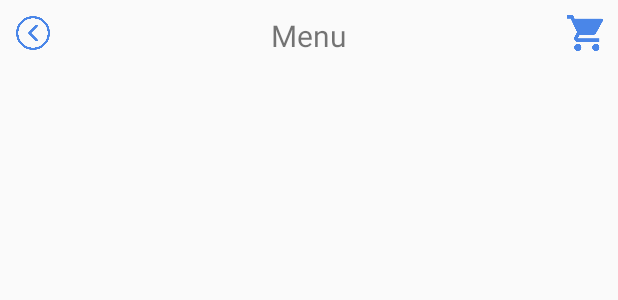
After one commit to AdmiralSultanoHarli/Food_Delivery_Project_New, an Android app: the layout activity_menu_screen.xml on its own in the app's theme, with its tools: preview values and no code run, on a phone screen of 412 x 824 dp. The commit adds this screen. Shown: the top 300 px of the screen. Run offline under Robolectric (Android 15) with nearby library versions, the phone set to English and light mode, and no system bars.

Commit message:
Seventh Commit(Adding some stuff)

```diff
--- a/app/src/main/AndroidManifest.xml
+++ b/app/src/main/AndroidManifest.xml
@@ -10,8 +10,9 @@
         android:roundIcon="@mipmap/ic_launcher_round"
         android:supportsRtl="true"
         android:theme="@style/AppTheme">
-        <activity android:name=".Activities.ViewPager.MainActivity"></activity>
-        <activity android:name=".Activities.Activity.MenuDetailsScreenActivity"></activity>
+        <activity android:name=".Activities.Activity.MenuScreenActivity"></activity>
+        <activity android:name=".Activities.ViewPager.TestingActivity" />
+        <activity android:name=".Activities.Activity.MenuDetailsScreenActivity" />
         <activity
             android:name=".Activities.Activity.HomeScreenActivity"
             android:label="@string/title_activity_home_screen"
--- a/app/src/main/java/com/example/fooddeliveryproject/Activities/HomeScreenItem/DataFood.java
+++ b/app/src/main/java/com/example/fooddeliveryproject/Activities/HomeScreenItem/DataFood.java
@@ -6,6 +6,7 @@ public class DataFood {
     int img;
 
     public DataFood() {
+
 
     }
 
--- /dev/null
+++ b/app/src/main/res/layout/activity_menu_screen.xml
@@ -0,0 +1,54 @@
+<?xml version="1.0" encoding="utf-8"?>
+<RelativeLayout xmlns:android="http://schemas.android.com/apk/res/android"
+    xmlns:app="http://schemas.android.com/apk/res-auto"
+    xmlns:tools="http://schemas.android.com/tools"
+    android:layout_width="match_parent"
+    android:layout_height="match_parent"
+    tools:context=".Activities.Activity.MenuScreenActivity">
+
+    <RelativeLayout
+        android:id="@+id/menu1"
+        android:layout_width="match_parent"
+        android:layout_height="50dp">
+
+        <ImageView
+            android:layout_width="24dp"
+            android:layout_height="24dp"
+            android:src="@drawable/iconback"
+            android:layout_alignParentLeft="true"
+            android:layout_marginLeft="10dp"
+            android:layout_marginTop="10dp"
+            />
+
+        <TextView
+            android:layout_width="wrap_content"
+            android:layout_height="wrap_content"
+            android:layout_centerInParent="true"
+            android:gravity="center"
+            android:layout_alignParentTop="true"
+            android:layout_marginTop="10dp"
+            android:text="Menu"
+            android:textSize="20sp"
+            />
+
+        <ImageView
+            android:layout_width="24dp"
+            android:layout_height="24dp"
+            android:layout_alignParentRight="true"
+            android:layout_marginRight="10dp"
+            android:layout_marginTop="10dp"
+            android:src="@drawable/iconshop"/>
+
+    </RelativeLayout>
+
+    <RelativeLayout
+        android:layout_width="match_parent"
+        android:layout_height="match_parent"
+        android:layout_below="@+id/menu1">
+
+
+    </RelativeLayout>
+
+
+
+</RelativeLayout>
--- a/app/src/main/res/layout/activity_main.xml
+++ b/app/src/main/res/layout/activity_testing.xml
@@ -4,7 +4,7 @@
     xmlns:tools="http://schemas.android.com/tools"
     android:layout_width="match_parent"
     android:layout_height="wrap_content"
-    tools:context=".Activities.ViewPager.MainActivity">
+    tools:context=".Activities.ViewPager.TestingActivity">
 
    <androidx.viewpager.widget.ViewPager
        android:layout_width="match_parent"
--- a/app/src/main/res/layout/view_item_categories.xml
+++ b/app/src/main/res/layout/view_item_categories.xml
@@ -4,6 +4,7 @@
     android:orientation="vertical"
     android:layout_width="wrap_content"
     android:layout_height="wrap_content"
+    android:layout_marginBottom="12dp"
     android:layout_gravity="center">
 
     <androidx.cardview.widget.CardView
```
Also changed, not shown: app/src/main/java/com/example/fooddeliveryproject/Activities/Activity/MenuScreenActivity.java (added, +18 -0 lines), app/src/main/java/com/example/fooddeliveryproject/Activities/ViewPager/SliderPagerAdapter.java (+14 -0 lines), app/src/main/java/com/example/fooddeliveryproject/Activities/ViewPager/TestingActivity.java (renamed from app/src/main/java/com/example/fooddeliveryproject/Activities/ViewPager/MainActivity.java, +4 -4 lines), app/src/main/res/layout/fragment_menu_screen.xml (added, +17 -0 lines), app/src/main/res/layout/view_menu_screen.xml (added, +17 -0 lines).
